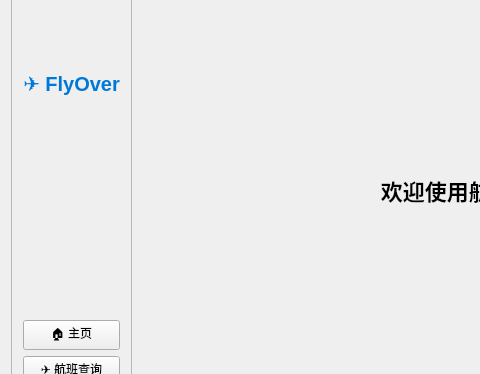
Old version of the form mainwindow.ui in the repository sheldonshi115/Flight_Tickets_System-FlyOver-; both pictures show x 0 to 480 and y 209 to 583 of the 1000 by 700 pixel window.
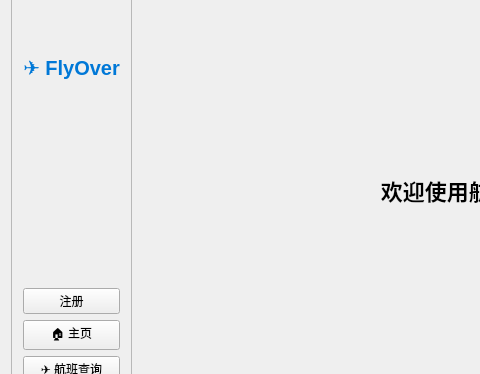
New version of the form.

Commit message: 添加了用户注册功能

```diff
--- a/mainwindow.ui
+++ b/mainwindow.ui
@@ -34,6 +34,13 @@
          </property>
         </widget>
        </item>
+       <item>
+        <widget class="QPushButton" name="btnlogin">
+         <property name="text">
+          <string>注册</string>
+         </property>
+        </widget>
+       </item>
        <item>
         <widget class="QPushButton" name="btnHome">
          <property name="text">
```
Left out of the diff: 2 changed lines with no effect on the pictures. The commit also changes 9 other files.
